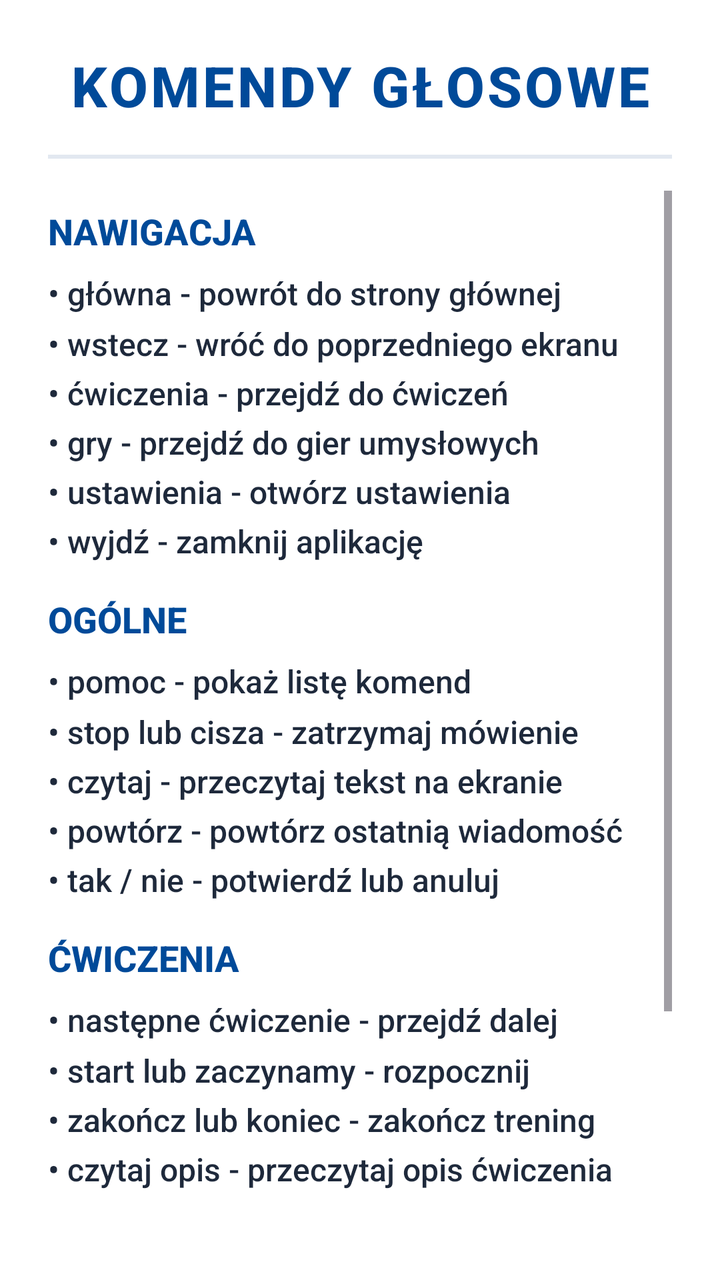
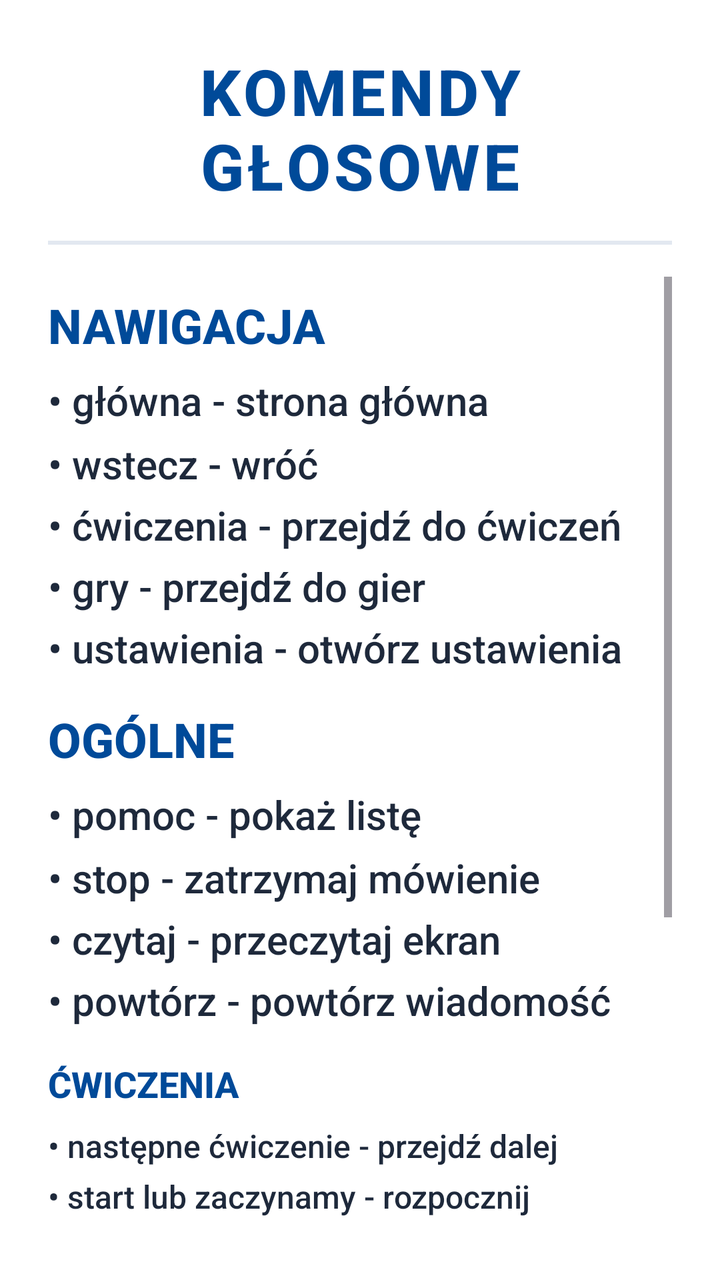

The first picture is an Android layout as it rendered before a commit; the second is the same layout after the commit. The layout source and the unified diff follow.
<!-- AndroidManifest.xml: application theme Theme.Fitnessapp -->
<!-- res/layout/dialog_voice_help.xml -->
<?xml version="1.0" encoding="utf-8"?>
<LinearLayout xmlns:android="http://schemas.android.com/apk/res/android"
    android:layout_width="match_parent"
    android:layout_height="wrap_content"
    android:orientation="vertical"
    android:padding="24dp"
    android:background="#FFFFFF">

    <TextView
        android:layout_width="match_parent"
        android:layout_height="wrap_content"
        android:text="KOMENDY GŁOSOWE"
        android:textColor="#004A99"
        android:textSize="28sp"
        android:textStyle="bold"
        android:gravity="center"
        android:letterSpacing="0.05" />

    <View
        android:layout_width="match_parent"
        android:layout_height="2dp"
        android:layout_marginVertical="16dp"
        android:background="#E2E8F0" />

    <ScrollView
        android:layout_width="match_parent"
        android:layout_height="wrap_content"
        android:maxHeight="400dp">

        <LinearLayout
            android:layout_width="match_parent"
            android:layout_height="wrap_content"
            android:orientation="vertical"
            android:paddingBottom="16dp">

            <TextView
                android:layout_width="wrap_content"
                android:layout_height="wrap_content"
                android:text="NAWIGACJA"
                android:textColor="#004A99"
                android:textSize="18sp"
                android:textStyle="bold"
                android:layout_marginTop="8dp" />

            <TextView
                android:layout_width="match_parent"
                android:layout_height="wrap_content"
                android:text="• główna - powrót do strony głównej\n• wstecz - wróć do poprzedniego ekranu\n• ćwiczenia - przejdź do ćwiczeń\n• gry - przejdź do gier umysłowych\n• ustawienia - otwórz ustawienia\n• wyjdź - zamknij aplikację"
                android:textColor="#1E293B"
                android:textSize="16sp"
                android:lineSpacingMultiplier="1.3"
                android:layout_marginTop="8dp" />

            <TextView
                android:layout_width="wrap_content"
                android:layout_height="wrap_content"
                android:text="OGÓLNE"
                android:textColor="#004A99"
                android:textSize="18sp"
                android:textStyle="bold"
                android:layout_marginTop="16dp" />

            <TextView
                android:layout_width="match_parent"
                android:layout_height="wrap_content"
                android:text="• pomoc - pokaż listę komend\n• stop lub cisza - zatrzymaj mówienie\n• czytaj - przeczytaj tekst na ekranie\n• powtórz - powtórz ostatnią wiadomość\n• tak / nie - potwierdź lub anuluj"
                android:textColor="#1E293B"
                android:textSize="16sp"
                android:lineSpacingMultiplier="1.3"
                android:layout_marginTop="8dp" />

            <TextView
                android:layout_width="wrap_content"
                android:layout_height="wrap_content"
                android:text="ĆWICZENIA"
                android:textColor="#004A99"
                android:textSize="18sp"
                android:textStyle="bold"
                android:layout_marginTop="16dp" />

            <TextView
                android:layout_width="match_parent"
                android:layout_height="wrap_content"
                android:text="• następne ćwiczenie - przejdź dalej\n• start lub zaczynamy - rozpocznij\n• zakończ lub koniec - zakończ trening\n• czytaj opis - przeczytaj opis ćwiczenia"
                android:textColor="#1E293B"
                android:textSize="16sp"
                android:lineSpacingMultiplier="1.3"
                android:layout_marginTop="8dp" />

            <TextView
                android:layout_width="wrap_content"
                android:layout_height="wrap_content"
                android:text="GRY"
                android:textColor="#004A99"
                android:textSize="18sp"
                android:textStyle="bold"
                android:layout_marginTop="16dp" />

            <TextView
                android:layout_width="match_parent"
                android:layout_height="wrap_content"
                android:text="• nowa gra lub restart - zacznij od nowa\n• następny poziom - przejdź dalej\n• memory, kolory, płyny - wybierz grę\n• dobrze / źle - reaguj na wynik"
                android:textColor="#1E293B"
                android:textSize="16sp"
                android:lineSpacingMultiplier="1.3"
                android:layout_marginTop="8dp" />

        </LinearLayout>
    </ScrollView>

</LinearLayout>
<!-- resources referenced by this layout -->
<resources>
  <style name="Theme.Fitnessapp" parent="Base.Theme.Fitnessapp" />
  <style name="Base.Theme.Fitnessapp" parent="Theme.Material3.Light.NoActionBar">
          
          <item name="android:fontFamily">sans-serif-medium</item>
          <item name="android:textAllCaps">false</item>
          <item name="android:textColor">#0F172A</item>
          <item name="android:windowBackground">#F8FAFC</item>
      </style>
</resources>

<!-- the commit's change to res/layout/dialog_voice_help.xml (unified diff, before → after) -->
@@ -11,7 +11,7 @@
         android:layout_height="wrap_content"
         android:text="KOMENDY GŁOSOWE"
         android:textColor="#004A99"
-        android:textSize="28sp"
+        android:textSize="32sp"
         android:textStyle="bold"
         android:gravity="center"
         android:letterSpacing="0.05" />
@@ -38,16 +38,16 @@
                 android:layout_height="wrap_content"
                 android:text="NAWIGACJA"
                 android:textColor="#004A99"
-                android:textSize="18sp"
+                android:textSize="24sp"
                 android:textStyle="bold"
                 android:layout_marginTop="8dp" />
 
             <TextView
                 android:layout_width="match_parent"
                 android:layout_height="wrap_content"
-                android:text="• główna - powrót do strony głównej\n• wstecz - wróć do poprzedniego ekranu\n• ćwiczenia - przejdź do ćwiczeń\n• gry - przejdź do gier umysłowych\n• ustawienia - otwórz ustawienia\n• wyjdź - zamknij aplikację"
+                android:text="• główna - strona główna\n• wstecz - wróć\n• ćwiczenia - przejdź do ćwiczeń\n• gry - przejdź do gier\n• ustawienia - otwórz ustawienia"
                 android:textColor="#1E293B"
-                android:textSize="16sp"
+                android:textSize="20sp"
                 android:lineSpacingMultiplier="1.3"
                 android:layout_marginTop="8dp" />
 
@@ -56,16 +56,16 @@
                 android:layout_height="wrap_content"
                 android:text="OGÓLNE"
                 android:textColor="#004A99"
-                android:textSize="18sp"
+                android:textSize="24sp"
                 android:textStyle="bold"
                 android:layout_marginTop="16dp" />
 
             <TextView
                 android:layout_width="match_parent"
                 android:layout_height="wrap_content"
-                android:text="• pomoc - pokaż listę komend\n• stop lub cisza - zatrzymaj mówienie\n• czytaj - przeczytaj tekst na ekranie\n• powtórz - powtórz ostatnią wiadomość\n• tak / nie - potwierdź lub anuluj"
+                android:text="• pomoc - pokaż listę\n• stop - zatrzymaj mówienie\n• czytaj - przeczytaj ekran\n• powtórz - powtórz wiadomość"
                 android:textColor="#1E293B"
-                android:textSize="16sp"
+                android:textSize="20sp"
                 android:lineSpacingMultiplier="1.3"
                 android:layout_marginTop="8dp" />
 
@@ -92,16 +92,16 @@
                 android:layout_height="wrap_content"
                 android:text="GRY"
                 android:textColor="#004A99"
-                android:textSize="18sp"
+                android:textSize="24sp"
                 android:textStyle="bold"
                 android:layout_marginTop="16dp" />
 
             <TextView
                 android:layout_width="match_parent"
                 android:layout_height="wrap_content"
-                android:text="• nowa gra lub restart - zacznij od nowa\n• następny poziom - przejdź dalej\n• memory, kolory, płyny - wybierz grę\n• dobrze / źle - reaguj na wynik"
+                android:text="• łatwy, średni, trudny - wybierz poziom\n• start - rozpocznij grę\n• nowa gra - zacznij od nowa"
                 android:textColor="#1E293B"
-                android:textSize="16sp"
+                android:textSize="20sp"
                 android:lineSpacingMultiplier="1.3"
                 android:layout_marginTop="8dp" />
 
